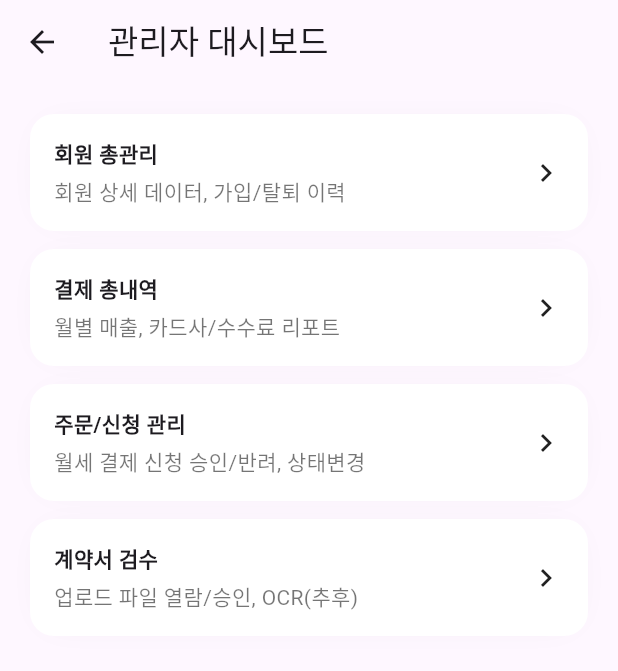
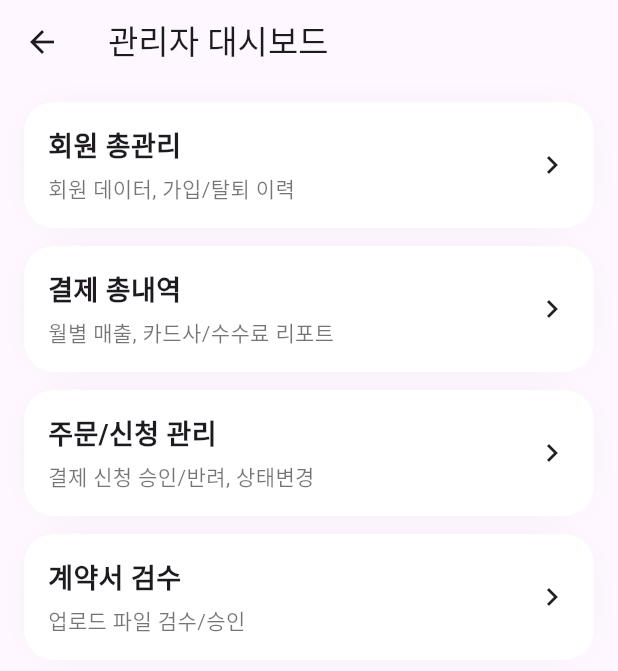
Before and after one commit to dbswogud981022-cyber/jh, a Flutter app: the AdminHomePage screen opened directly, on a phone screen of 412 x 824 dp. Shown: the top 671 px of the screen. Run offline on Flutter 3.47's test engine with Material 3 defaults, Android fonts, the phone set to English and light mode, and no system bars; our stand-ins replace file_picker, flutter_animate, flutter_riverpod, go_router, supabase_flutter; accounts and stored records are empty.

Commit message:
feat: OLPAY full pages baseline

```diff
--- a/app/lib/admin/admin_home_page.dart
+++ b/app/lib/admin/admin_home_page.dart
@@ -1,20 +1,20 @@
 import 'package:flutter/material.dart';
+import 'package:app/design/tokens.dart';
 
 class AdminHomePage extends StatelessWidget {
   const AdminHomePage({super.key});
 
   @override
   Widget build(BuildContext context) {
-    // 실제로는 관리자 인증/권한 체크 필요
     return Scaffold(
       appBar: AppBar(title: const Text('관리자 대시보드')),
       body: ListView(
-        padding: const EdgeInsets.all(20),
+        padding: AppSpace.page,
         children: const [
-          _Card(title: '회원 총관리', desc: '회원 상세 데이터, 가입/탈퇴 이력'),
+          _Card(title: '회원 총관리', desc: '회원 데이터, 가입/탈퇴 이력'),
           _Card(title: '결제 총내역', desc: '월별 매출, 카드사/수수료 리포트'),
-          _Card(title: '주문/신청 관리', desc: '월세 결제 신청 승인/반려, 상태변경'),
-          _Card(title: '계약서 검수', desc: '업로드 파일 열람/승인, OCR(추후)'),
+          _Card(title: '주문/신청 관리', desc: '결제 신청 승인/반려, 상태변경'),
+          _Card(title: '계약서 검수', desc: '업로드 파일 검수/승인'),
         ],
       ),
     );
@@ -29,30 +29,22 @@ class _Card extends StatelessWidget {
   @override
   Widget build(BuildContext context) {
     return Container(
+      margin: const EdgeInsets.only(bottom: 12),
       padding: const EdgeInsets.all(16),
-      margin: const EdgeInsets.only(bottom: 12),
       decoration: BoxDecoration(
         color: Colors.white,
-        borderRadius: BorderRadius.circular(16),
-        boxShadow: [
-          BoxShadow(
-              color: Colors.black.withOpacity(.06),
-              blurRadius: 16,
-              spreadRadius: -8)
-        ],
+        borderRadius: BorderRadius.circular(AppRadius.card),
+        boxShadow: [appShadow()],
       ),
       child: Row(
         children: [
           Expanded(
-            child: Column(
-              crossAxisAlignment: CrossAxisAlignment.start,
-              children: [
-                Text(title,
-                    style: const TextStyle(fontWeight: FontWeight.w700)),
-                const SizedBox(height: 4),
-                Text(desc, style: const TextStyle(color: Colors.black54)),
-              ],
-            ),
+            child:
+                Column(crossAxisAlignment: CrossAxisAlignment.start, children: [
+              Text(title, style: AppText.h2),
+              const SizedBox(height: 4),
+              Text(desc, style: AppText.sub),
+            ]),
           ),
           const Icon(Icons.chevron_right),
         ],
```
Also changed, not shown: app/lib/pages/activity_page.dart (added, +45 -0 lines), app/lib/pages/home_page.dart (+61 -69 lines), app/lib/pages/login_page.dart (+10 -19 lines), app/lib/pages/pay_page.dart (+6 -9 lines), app/lib/pages/settings_page.dart (+5 -9 lines).
